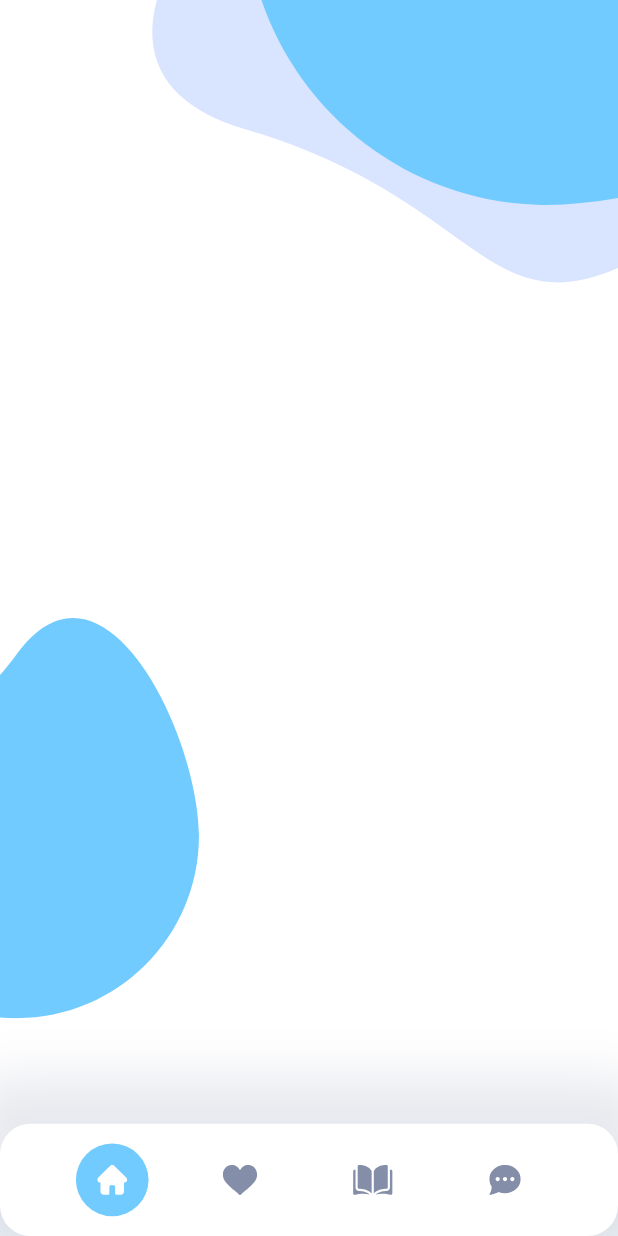
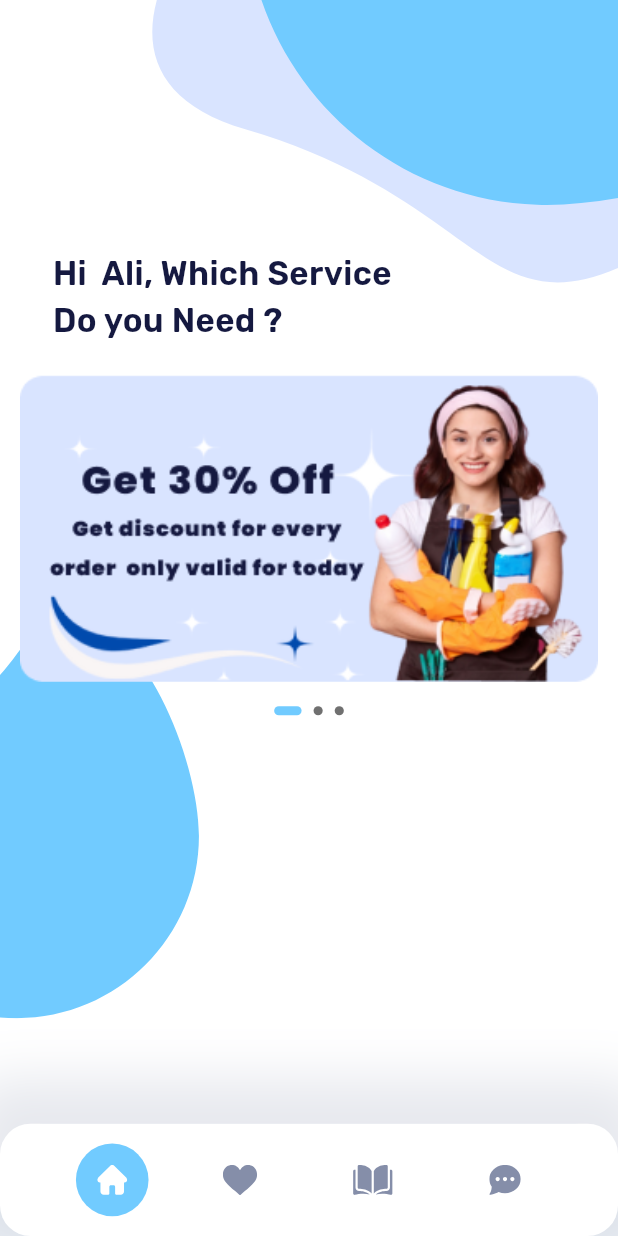
Before and after one commit to mostaphasamir/cleaning-mobile, a Flutter app: the screen it shows after launch, on a phone screen of 412 x 824 dp. Run offline on Flutter 3.47's test engine with Material 3 defaults, Android fonts, the phone set to English and light mode, and no system bars; drawn by our look-alikes of carousel_slider, smooth_page_indicator; our stand-ins replace cached_network_image, flutter_bloc, flutter_screenutil, flutter_svg, nb_utils.

Commit message:
complete offer widget

```diff
--- a/lib/core/style/app_height.dart
+++ b/lib/core/style/app_height.dart
@@ -34,6 +34,7 @@ class AppHeight {
   static double h140 = 140.h;
   static double h145 = 145.h;
   static double h160 = 160.h;
+  static double h168 = 168.h;
   static double h180 = 180.h;
   static double h190 = 190.h;
   static double h200 = 200.h;
--- a/lib/core/style/app_radius.dart
+++ b/lib/core/style/app_radius.dart
@@ -4,6 +4,7 @@ class AppRadius {
   AppRadius._();
 
   static double r5 = 5.r ;
+  static double r6 = 6.r ;
   static double r10 = 10.r ;
   static double r20 = 20.r ;
 }
--- a/lib/core/style/app_text_style.dart
+++ b/lib/core/style/app_text_style.dart
@@ -33,4 +33,9 @@ class AppTextStyle {
       .merge(fontWeight400)
       .merge(fontSize14)
       .copyWith(color: AppColors.black);
+
+  static TextStyle get rubik20darkGrey500 => fontRubik
+      .merge(fontWeight600)
+      .merge(fontSize20)
+      .copyWith(color: AppColors.darkBlue);
 }
--- a/lib/core/style/app_width.dart
+++ b/lib/core/style/app_width.dart
@@ -12,6 +12,7 @@ class AppWidth {
   static double w20 = 20.w;
   static double w25 = 25.w;
   static double w30 = 30.w;
+  static double w32 = 32.w;
   static double w35 = 35.w;
   static double w40 = 40.w;
   static double w45 = 45.w;
--- a/lib/core/utils/app_colors.dart
+++ b/lib/core/utils/app_colors.dart
@@ -5,6 +5,8 @@ class AppColors {
   static Color get white => const Color(0xffffffff);
   static Color get black => const Color(0xff000000);
   static Color get grey => const Color(0xff858EA9);
+  static Color get darkBlue => const Color(0xff151940);
+  static Color get darkGrey => const Color(0xff707070);
 
 
 
--- a/lib/feature/home/presentation/pages/home_screen.dart
+++ b/lib/feature/home/presentation/pages/home_screen.dart
@@ -1,6 +1,14 @@
+import 'package:cleaning_mobile/core/extentions/extenstions.dart';
+import 'package:cleaning_mobile/core/extentions/padding_extention.dart';
+import 'package:cleaning_mobile/core/extentions/size_extention.dart';
+import 'package:cleaning_mobile/core/style/app_text_style.dart';
+import 'package:cleaning_mobile/core/style/app_width.dart';
+import 'package:cleaning_mobile/core/utils/app_strings.dart';
+import 'package:cleaning_mobile/generated/app_assets.dart';
 import 'package:flutter/material.dart';
 
 import '../widgets/body_with_back_ground.dart';
+import '../widgets/offer_curosel_widget.dart';
 
 class HomeScreen extends StatelessWidget {
   const HomeScreen({super.key});
@@ -9,7 +17,26 @@ class HomeScreen extends StatelessWidget {
   Widget build(BuildContext context) {
     return Scaffold(
       body: BodyWithBackGround(
-        body: SizedBox(),
+        body: ListView(
+          children: [
+            (context.screenHeight * 0.2).hs,
+            Text(
+              "${AppStrings.hi} Ali, ${AppStrings.whichServiceDoYouNeed}",
+              style: AppTextStyle.rubik20darkGrey500,
+            ).paddingHorizontal(
+              AppWidth.w32,
+            ),
+            19.hs,
+            //change this to the image you want
+            const HomeOfferCarousel(
+              images: [
+                AppAssets.imagesOffer,
+                AppAssets.imagesOffer,
+                AppAssets.imagesOffer,
+              ],
+            ),
+          ],
+        ),
       ),
     );
   }
--- /dev/null
+++ b/lib/feature/home/presentation/widgets/offer_curosel_widget.dart
@@ -0,0 +1,73 @@
+import 'package:carousel_slider/carousel_slider.dart';
+import 'package:cleaning_mobile/core/extentions/extenstions.dart';
+import 'package:cleaning_mobile/core/style/app_radius.dart';
+import 'package:flutter/material.dart';
+import 'package:flutter_screenutil/flutter_screenutil.dart';
+import 'package:nb_utils/nb_utils.dart';
+import 'package:smooth_page_indicator/smooth_page_indicator.dart';
+
+import '../../../../core/helper/custom_image_view.dart';
+import '../../../../core/style/app_height.dart';
+import '../../../../core/style/app_width.dart';
+import '../../../../core/utils/app_colors.dart';
+
+class HomeOfferCarousel extends StatefulWidget {
+  final List<String> images;
+
+  const HomeOfferCarousel({super.key, required this.images});
+
+  @override
+  State<HomeOfferCarousel> createState() => _HomeOfferCarouselState();
+}
+
+class _HomeOfferCarouselState extends State<HomeOfferCarousel> {
+  int currentIndex = 0;
+
+  @override
+  Widget build(BuildContext context) {
+    return Column(
+      // alignment: Alignment.bottomCenter,
+      children: [
+        CarouselSlider(
+          options: CarouselOptions(
+              aspectRatio: 2,
+              viewportFraction: 1,
+              initialPage: 0,
+              enableInfiniteScroll: widget.images.length > 1,
+              reverse: false,
+              autoPlay: false,
+              autoPlayInterval: const Duration(seconds: 5),
+              autoPlayAnimationDuration: const Duration(milliseconds: 1000),
+              autoPlayCurve: Curves.easeInCubic,
+              enlargeCenterPage: true,
+              scrollDirection: Axis.horizontal,
+              onPageChanged: (index, reason) {
+                setState(() {
+                  currentIndex = index;
+                });
+              }),
+          items: widget.images.map((String imagePath) {
+            return CustomImageView(
+              width: double.infinity,
+              imagePath: imagePath,
+              radius: BorderRadius.circular(8.r),
+              fit: BoxFit.fill,
+            ).paddingSymmetric(horizontal: AppWidth.w12,);
+          }).toList(),
+        ),
+        16.hs,
+        AnimatedSmoothIndicator(
+          activeIndex: currentIndex,
+          count: widget.images.length,
+          effect: ExpandingDotsEffect(
+            dotWidth: AppRadius.r6,
+            dotHeight: AppRadius.r6,
+            activeDotColor: AppColors.primary,
+            dotColor: AppColors.darkGrey,
+          ),
+
+        )
+      ],
+    );
+  }
+}
--- a/pubspec.yaml
+++ b/pubspec.yaml
@@ -17,6 +17,9 @@ dependencies:
   flutter_bloc: ^8.1.5
   cached_network_image: ^3.3.1
   flutter_svg: ^2.0.10+1
+  smooth_page_indicator: ^1.1.0
+  carousel_slider: ^4.2.1
+  nb_utils: ^6.1.3
 
 dev_dependencies:
   flutter_test:
@@ -31,6 +34,7 @@ flutter:
   assets:
     - assets/icons/svg/
     - assets/images/svg/
+    - assets/dummy/images/
 
   fonts:
     - family: Rubik
```
Also changed, not shown: lib/core/extentions/padding_extention.dart (added, +32 -0 lines), lib/core/utils/app_strings.dart (+3 -46 lines), assets/dummy/images/offer.png (added), lib/generated/app_assets.dart, pubspec.lock, 1 other file.
